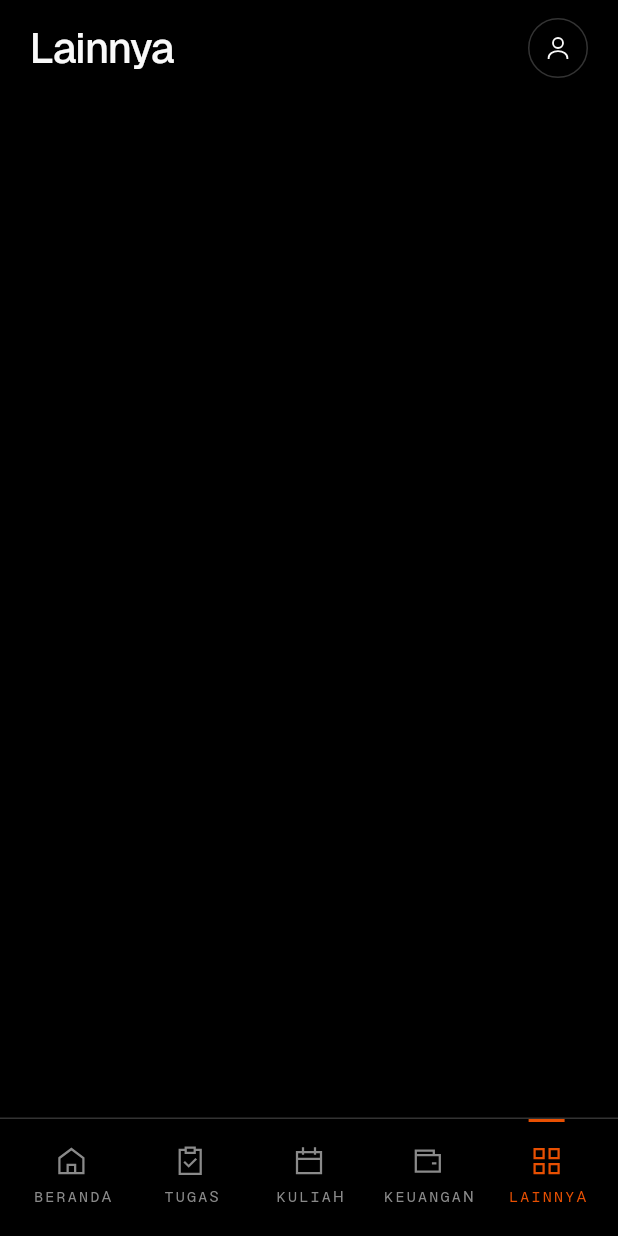
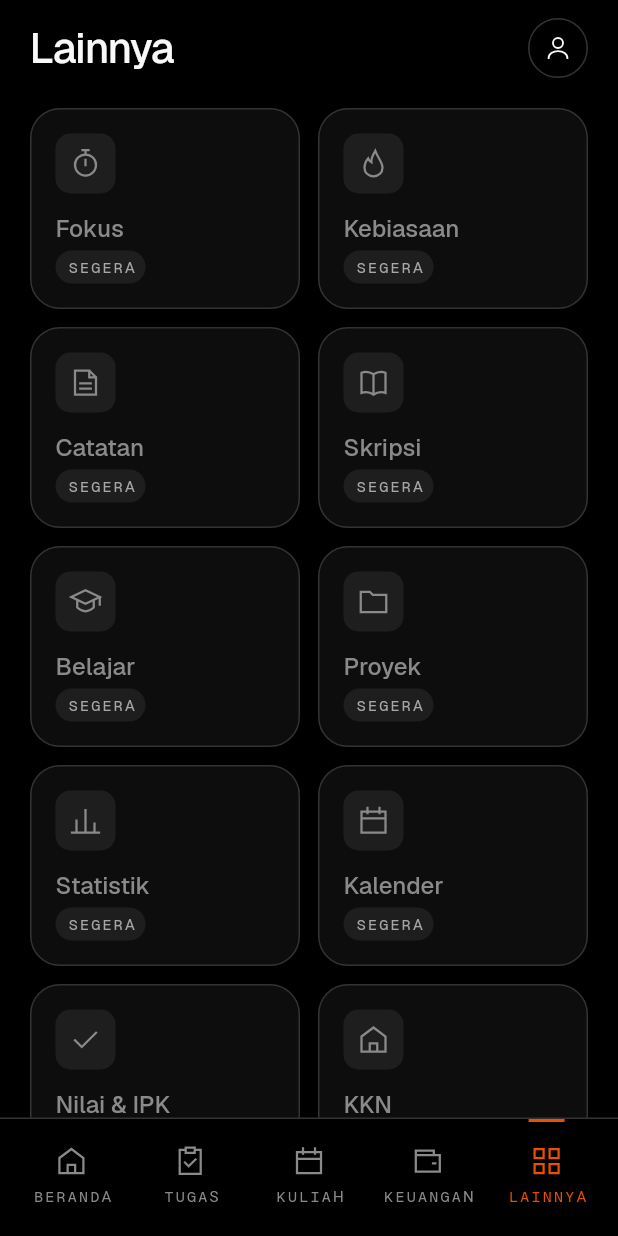
Before and after one commit to baymakeprojects/Super_App, a Flutter app: the LainnyaScreen screen opened by its route, on a phone screen of 412 x 824 dp. Run offline on Flutter 3.47's test engine with Material 3 defaults, Android fonts, the phone set to English and light mode, and no system bars; our stand-ins replace drift, drift_flutter, flutter_riverpod, flutter_secure_storage, flutter_svg, go_router and 3 more; accounts and stored records are empty; generated files the repository leaves out were written again.

Commit message:
06 Lainnya MVP: modul Segera dan komponen AppModuleTile (F-66)
Layar Lainnya di build rilis sebelumnya kosong karena grid modul
disembunyikan. Sesuai frame Figma baru 257:6514, semua modul Tahap 2-3
tampil sebagai Module Tile keadaan Segera yang tidak bisa diketuk.

- core/ui: AppModuleTile (set Figma 257:252, Default dan Segera),
  golden, tes ketuk, dan entri katalog debug.
- LainnyaScreen: grid dua kolom 10 modul Segera.
- Docs: design-notes, figma-frames, catatan-figma F-66 Selesai.

Co-Authored-By: Claude Opus 5.5 <noreply@anthropic.com>

```diff
--- /dev/null
+++ b/lib/core/ui/app_module_tile.dart
@@ -0,0 +1,124 @@
+import 'package:material_ui/material_ui.dart';
+
+import 'package:super_app/core/theme/theme.dart';
+import 'package:super_app/core/ui/app_badge.dart';
+import 'package:super_app/core/ui/app_icon.dart';
+
+/// Keadaan Module Tile (properti `State` di Figma, set 257:252).
+enum AppModuleTileState {
+  /// Modul sudah ada: ikon oranye, judul putih, caption, bisa diketuk.
+  normal,
+
+  /// Modul belum dibuat (MVP): ikon dan judul Gray, Badge "Segera",
+  /// tidak bisa diketuk (F-66).
+  segera,
+}
+
+/// Module Tile dari Figma (Components, set 257:252: State=Default 9:87,
+/// State=Segera 257:243). Pintasan modul di layar Lainnya, dua kolom di HP.
+/// Lebar mengikuti induk; tinggi mengikuti isi.
+class AppModuleTile extends StatelessWidget {
+  const AppModuleTile({
+    super.key,
+    required this.icon,
+    required this.title,
+    this.caption,
+    this.state = AppModuleTileState.normal,
+    this.onTap,
+  });
+
+  /// Label Badge pada keadaan Segera (Figma 257:243).
+  static const String segeraLabel = 'Segera';
+
+  // Ukuran tetap dari Figma (bukan variabel Figma).
+  static const double _iconBoxSize = 40;
+  static const double _borderWidth = 1;
+
+  final AppIcons icon;
+  final String title;
+
+  /// Baris kecil di bawah judul. Hanya tampil pada keadaan normal.
+  final String? caption;
+
+  final AppModuleTileState state;
+
+  /// Diabaikan pada keadaan Segera.
+  final VoidCallback? onTap;
+
+  @override
+  Widget build(BuildContext context) {
+    final isSegera = state == AppModuleTileState.segera;
+    final caption = this.caption;
+
+    final tile = Container(
+      padding: const EdgeInsets.all(AppSpace.s16),
+      decoration: BoxDecoration(
+        color: AppColors.surfaceRaised,
+        border: Border.all(color: AppColors.darkGray, width: _borderWidth),
+        borderRadius: BorderRadius.circular(AppRadius.card),
+      ),
+      child: Column(
+        crossAxisAlignment: CrossAxisAlignment.start,
+        mainAxisSize: MainAxisSize.min,
+        spacing: AppSpace.s12,
+        children: [
+          Container(
+            width: _iconBoxSize,
+            height: _iconBoxSize,
+            alignment: Alignment.center,
+            decoration: BoxDecoration(
+              color: AppColors.surfaceCard,
+              borderRadius: BorderRadius.circular(AppRadius.input),
+            ),
+            child: AppIcon(
+              icon,
+              color: isSegera ? AppColors.gray : AppColors.brandingOrange,
+            ),
+          ),
+          Column(
+            crossAxisAlignment: CrossAxisAlignment.start,
+            mainAxisSize: MainAxisSize.min,
+            spacing: AppSpace.s4,
+            children: [
+              Text(
+                title,
+                maxLines: 1,
+                overflow: TextOverflow.ellipsis,
+                style: AppText.titleMedium.copyWith(
+                  color: isSegera ? AppColors.gray : AppColors.white,
+                ),
+              ),
+              if (isSegera)
+                const AppBadge(label: segeraLabel)
+              else if (caption != null)
+                Text(
+                  caption,
+                  maxLines: 1,
+                  overflow: TextOverflow.ellipsis,
+                  style: AppText.bodySmall.copyWith(color: AppColors.gray),
+                ),
+            ],
+          ),
+        ],
+      ),
+    );
+
+    final onTap = this.onTap;
+    if (isSegera || onTap == null) {
+      return Semantics(
+        container: true,
+        label: isSegera ? '$title, segera' : null,
+        excludeSemantics: isSegera,
+        child: tile,
+      );
+    }
+    return Semantics(
+      button: true,
+      child: GestureDetector(
+        behavior: HitTestBehavior.opaque,
+        onTap: onTap,
+        child: tile,
+      ),
+    );
+  }
+}
--- a/lib/core/ui/catalog_page.dart
+++ b/lib/core/ui/catalog_page.dart
@@ -156,6 +156,28 @@ class _CatalogPageState extends State<CatalogPage> {
                     label: 'Saldo',
                     value: 'Rp1,25jt',
                     caption: '3 dompet',
+                  ),
+                ),
+              ],
+            ),
+            const _Section('Module Tile'),
+            Row(
+              crossAxisAlignment: CrossAxisAlignment.start,
+              spacing: AppSpace.s12,
+              children: [
+                Expanded(
+                  child: AppModuleTile(
+                    icon: AppIcons.learn,
+                    title: 'Belajar',
+                    caption: 'Roadmap Flutter · 42%',
+                    onTap: () {},
+                  ),
+                ),
+                const Expanded(
+                  child: AppModuleTile(
+                    icon: AppIcons.learn,
+                    title: 'Belajar',
+                    state: AppModuleTileState.segera,
                   ),
                 ),
               ],
--- a/lib/core/ui/ui.dart
+++ b/lib/core/ui/ui.dart
@@ -30,6 +30,7 @@ export 'package:super_app/core/ui/app_keypad.dart';
 export 'package:super_app/core/ui/app_label_text.dart';
 export 'package:super_app/core/ui/app_list_row.dart';
 export 'package:super_app/core/ui/app_logo_mark.dart';
+export 'package:super_app/core/ui/app_module_tile.dart';
 export 'package:super_app/core/ui/app_nav_item.dart';
 export 'package:super_app/core/ui/app_notification_item.dart';
 export 'package:super_app/core/ui/app_option_item.dart';
--- a/lib/features/lainnya/presentation/lainnya_screen.dart
+++ b/lib/features/lainnya/presentation/lainnya_screen.dart
@@ -7,9 +7,11 @@ import 'package:super_app/app/routes.dart';
 import 'package:super_app/core/theme/theme.dart';
 import 'package:super_app/core/ui/ui.dart';
 
-/// `/lainnya`: 06 Lainnya versi MVP (Figma 158:15114). Grid modul dan
-/// label jumlah modul (Tahap 2–3) disembunyikan; tile muncul satu per satu
-/// saat modulnya selesai (design-notes §7). Ikon User membuka Pengaturan.
+/// `/lainnya`: 06 Lainnya versi MVP (Figma 257:6514, F-66). Semua modul
+/// Tahap 2–3 tampil sebagai Module Tile keadaan Segera (tidak bisa
+/// diketuk); label jumlah modul tetap disembunyikan. Saat sebuah modul
+/// selesai, tile-nya berganti ke keadaan normal (design-notes §7). Ikon
+/// User membuka Pengaturan.
 ///
 /// Build debug menambah daftar rute debug di bawah judul (disetujui Bayu,
 /// W1-09); tidak ada di build rilis.
@@ -47,6 +49,8 @@ class LainnyaScreen extends StatelessWidget {
                 ),
               ],
             ),
+            const SizedBox(height: AppSpace.s20),
+            const _ModuleGrid(),
             if (kDebugMode) ...[
               const SizedBox(height: AppSpace.s24),
               const DebugRouteList(),
@@ -57,3 +61,50 @@ class LainnyaScreen extends StatelessWidget {
     );
   }
 }
+
+/// Modul Tahap 2–3 sesuai urutan grid Modules di frame 257:6514.
+const List<(AppIcons, String)> _modules = [
+  (AppIcons.timer, 'Fokus'),
+  (AppIcons.flame, 'Kebiasaan'),
+  (AppIcons.note, 'Catatan'),
+  (AppIcons.book, 'Skripsi'),
+  (AppIcons.learn, 'Belajar'),
+  (AppIcons.folder, 'Proyek'),
+  (AppIcons.chart, 'Statistik'),
+  (AppIcons.calendar, 'Kalender'),
+  (AppIcons.check, 'Nilai & IPK'),
+  (AppIcons.home, 'KKN'),
+];
+
+/// Grid dua kolom Module Tile (auto-layout wrap di Figma, jarak 12).
+class _ModuleGrid extends StatelessWidget {
+  const _ModuleGrid();
+
+  static const int _columns = 2;
+
+  @override
+  Widget build(BuildContext context) {
+    return Column(
+      spacing: AppSpace.s12,
+      children: [
+        for (var i = 0; i < _modules.length; i += _columns)
+          Row(
+            crossAxisAlignment: CrossAxisAlignment.start,
+            spacing: AppSpace.s12,
+            children: [
+              for (var j = i; j < i + _columns; j++)
+                Expanded(
+                  child: j < _modules.length
+                      ? AppModuleTile(
+                          icon: _modules[j].$1,
+                          title: _modules[j].$2,
+                          state: AppModuleTileState.segera,
+                        )
+                      : const SizedBox.shrink(),
+                ),
+            ],
+          ),
+      ],
+    );
+  }
+}
```
Also changed, not shown: 6 other files.
